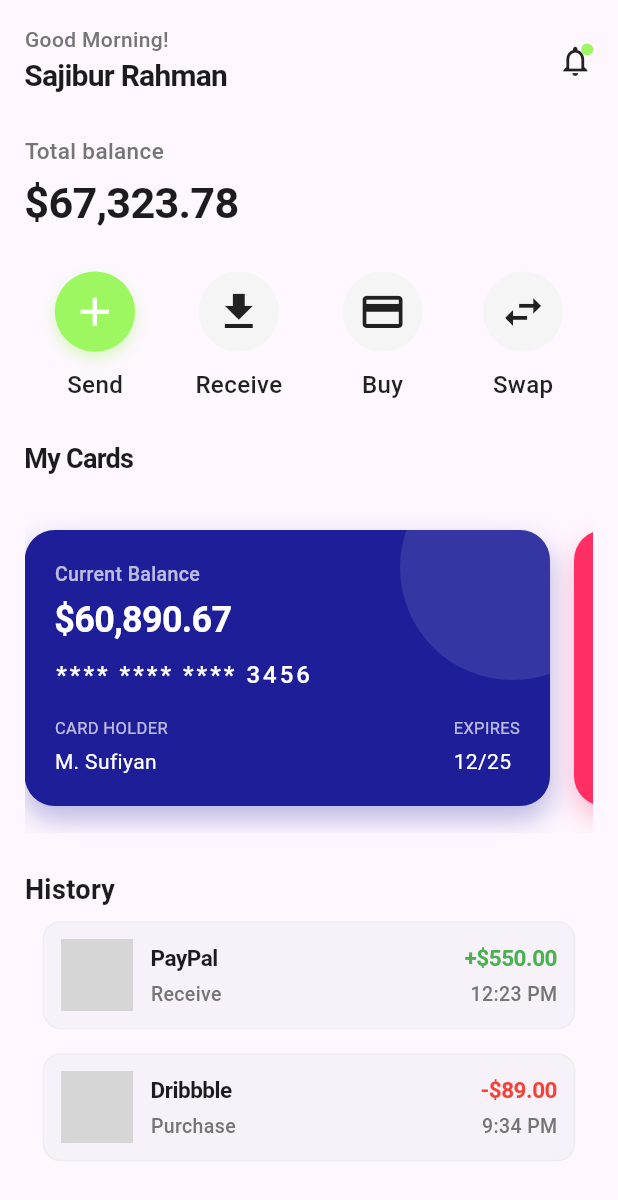
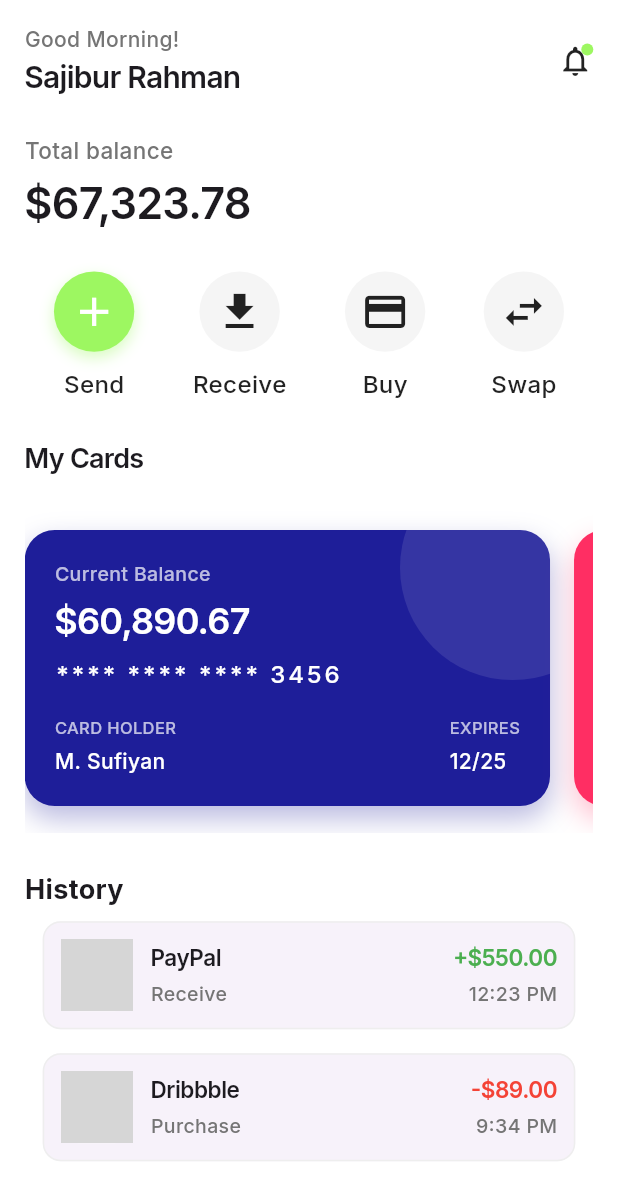
Before and after one commit to 31SUFI/Modern-Wallet-App, a Flutter app: the screen it shows after launch, on a phone screen of 412 x 824 dp. Shown: the top 1200 px of the screen. Run offline on Flutter 3.47's test engine with Material 3 defaults, Android fonts, the phone set to English and light mode, and no system bars; our stand-ins replace google_fonts, lottie; network calls fail; grey boxes are pictures that could not be loaded.

Commit message:
Enhance app theme with comprehensive styling and configuration

```diff
--- a/lib/core/theme/app_theme.dart
+++ b/lib/core/theme/app_theme.dart
@@ -6,9 +6,71 @@ class AppTheme {
   static ThemeData get lightTheme {
     return ThemeData(
       primaryColor: AppColors.primary,
-      scaffoldBackgroundColor: AppColors.background,
-      textTheme: GoogleFonts.interTextTheme(),
-      useMaterial3: true,
+      scaffoldBackgroundColor: Colors.white,
+      appBarTheme: AppBarTheme(
+        backgroundColor: Colors.transparent,
+        elevation: 0,
+        titleTextStyle: GoogleFonts.inter(
+          color: Colors.black87,
+          fontSize: 18,
+          fontWeight: FontWeight.w600,
+          letterSpacing: -0.5,
+        ),
+      ),
+      textTheme: TextTheme(
+        displayLarge: GoogleFonts.inter(
+          fontSize: 40,
+          fontWeight: FontWeight.w700,
+          letterSpacing: -1,
+        ),
+        displayMedium: GoogleFonts.inter(
+          fontSize: 32,
+          fontWeight: FontWeight.w600,
+          letterSpacing: -0.5,
+        ),
+        titleLarge: GoogleFonts.inter(
+          fontSize: 24,
+          fontWeight: FontWeight.w600,
+          letterSpacing: -0.5,
+        ),
+        titleMedium: GoogleFonts.inter(
+          fontSize: 20,
+          fontWeight: FontWeight.w600,
+          letterSpacing: -0.5,
+        ),
+        titleSmall: GoogleFonts.inter(
+          fontSize: 18,
+          fontWeight: FontWeight.w600,
+          letterSpacing: -0.5,
+        ),
+        bodyLarge: GoogleFonts.inter(
+          fontSize: 16,
+          fontWeight: FontWeight.w500,
+        ),
+        bodyMedium: GoogleFonts.inter(
+          fontSize: 14,
+          fontWeight: FontWeight.w500,
+        ),
+        labelLarge: GoogleFonts.inter(
+          fontSize: 16,
+          fontWeight: FontWeight.w600,
+          letterSpacing: -0.5,
+        ),
+      ),
+      elevatedButtonTheme: ElevatedButtonThemeData(
+        style: ElevatedButton.styleFrom(
+          backgroundColor: AppColors.primary,
+          textStyle: GoogleFonts.inter(
+            fontSize: 16,
+            fontWeight: FontWeight.w600,
+            color: Colors.black87,
+          ),
+          elevation: 0,
+          shape: RoundedRectangleBorder(
+            borderRadius: BorderRadius.circular(16),
+          ),
+        ),
+      ),
     );
   }
 }
--- a/lib/main.dart
+++ b/lib/main.dart
@@ -1,5 +1,6 @@
 import 'package:flutter/material.dart';
-import 'package:wallet_app/features/wallet/presentation/screens/home_screen.dart';
+import 'core/theme/app_theme.dart';
+import 'features/wallet/presentation/screens/home_screen.dart';
 import 'package:wallet_app/features/wallet/presentation/screens/send_money_screen.dart';
 
 void main() {
@@ -15,9 +16,7 @@ class MyApp extends StatelessWidget {
     return MaterialApp(
       debugShowCheckedModeBanner: false,
       title: 'Modern Wallet App',
-      theme: ThemeData(
-        useMaterial3: true,
-      ),
+      theme: AppTheme.lightTheme,
       home: const HomeScreen(),
     );
   }
```
